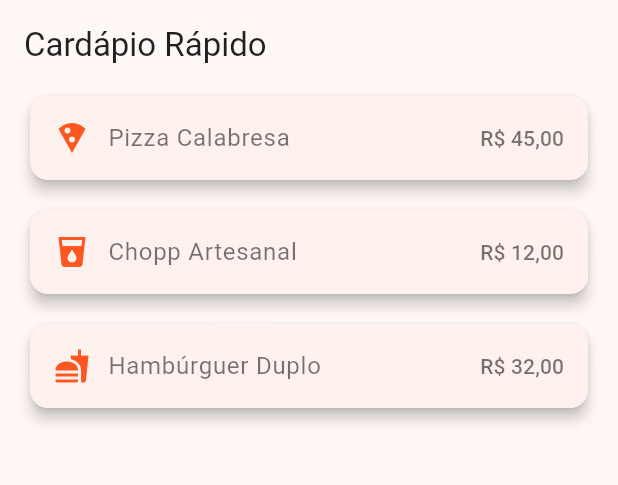
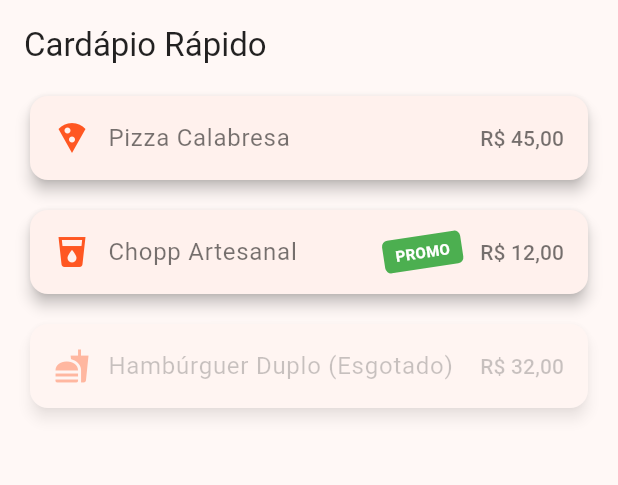
Before and after one commit to marianeme/DAM-assignments-2026, a Flutter app: the screen it shows after launch, on a phone screen of 412 x 824 dp, the part 84-569 px from its top. Run offline on Flutter 3.47's test engine with Material 3 defaults, Android fonts, the phone set to English and light mode, and no system bars.

Commit message:
feat: add promotion badge and sold out state

```diff
--- a/assignment_01_layout_widgets/lib/main.dart
+++ b/assignment_01_layout_widgets/lib/main.dart
@@ -167,6 +167,25 @@
                               ?.copyWith(color: Colors.black54),
                         ),
                       ),
+                      Transform.rotate(
+                        angle: -0.15,
+                        child: Container(
+                          padding: const EdgeInsets.symmetric(horizontal: 8, vertical: 4),
+                          decoration: BoxDecoration(
+                            color: Colors.green,
+                            borderRadius: BorderRadius.circular(4),
+                          ),
+                          child: const Text(
+                            "PROMO",
+                            style: TextStyle(
+                              color: Colors.white,
+                              fontSize: 10,
+                              fontWeight: FontWeight.bold,
+                            ),
+                          ),
+                        ),
+                      ),
+                      const SizedBox(width: 12),
                       Text(
                         "R\$ 12,00",
                         style: Theme.of(context)
@@ -179,7 +198,9 @@
                 ),
               ),
               const SizedBox(height: 12),
-              Card(
+              Opacity(
+                opacity: 0.4,
+                child: Card(
                   elevation: 4,
                   child: Padding(
                     padding: const EdgeInsets.all(16),
@@ -192,7 +213,7 @@
                         const SizedBox(width: 12),
                         Expanded(
                           child: Text(
-                          "Hambúrguer Duplo",
+                            "Hambúrguer Duplo (Esgotado)",
                             style: Theme.of(context)
                                 .textTheme
                                 .bodyLarge
@@ -210,6 +231,7 @@
                     ),
                   ),
                 ),
+              ),
             ],
           ),
         ),
```
Lines whose indentation alone changed are shown as unchanged.
